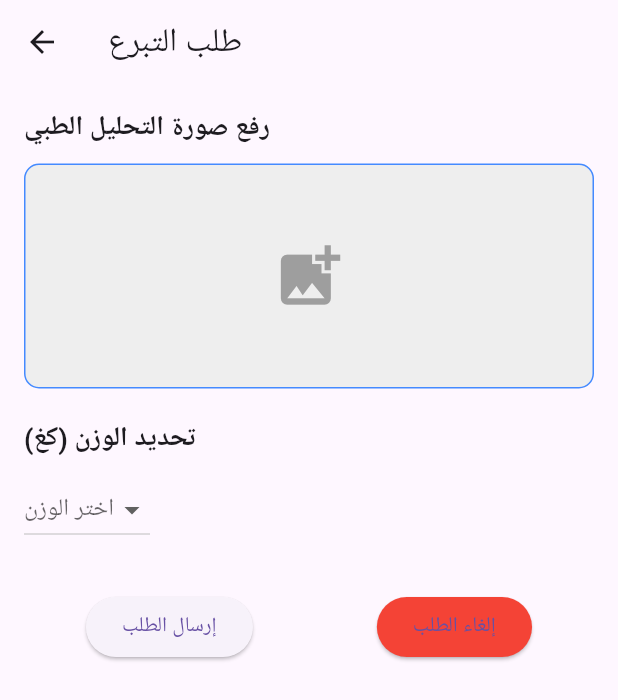
After one commit to Mo963syr/Blood-bridge-app, a Flutter app: the DonationRequestPage screen opened directly, on a phone screen of 412 x 824 dp. The commit adds this screen. Shown: the top 700 px of the screen. Run offline on Flutter 3.47's test engine with Material 3 defaults, Android fonts, the phone set to English and light mode, and no system bars; our stand-ins replace image_picker.

Commit message:
adddonation1

```diff
--- /dev/null
+++ b/frontend/lib/donationrequestpage.dart
@@ -0,0 +1,115 @@
+import 'package:flutter/material.dart';
+import 'package:image_picker/image_picker.dart';
+
+class DonationRequestPage extends StatefulWidget {
+  @override
+  _DonationRequestPageState createState() => _DonationRequestPageState();
+}
+
+class _DonationRequestPageState extends State<DonationRequestPage> {
+  XFile? _medicalReportImage;
+  String? _selectedWeight;
+  final picker = ImagePicker();
+
+  Future<void> _pickImage() async {
+    final pickedFile = await picker.pickImage(source: ImageSource.gallery);
+    setState(() {
+      _medicalReportImage = pickedFile;
+    });
+  }
+
+  @override
+  Widget build(BuildContext context) {
+    return Scaffold(
+      appBar: AppBar(
+        title: Text("طلب التبرع"),
+      ),
+      body: Padding(
+        padding: const EdgeInsets.all(16.0),
+        child: Column(
+          crossAxisAlignment: CrossAxisAlignment.start,
+          children: [
+            Text(
+              "رفع صورة التحليل الطبي",
+              style: TextStyle(fontSize: 18, fontWeight: FontWeight.bold),
+            ),
+            SizedBox(height: 10),
+            GestureDetector(
+              onTap: _pickImage,
+              child: Container(
+                height: 150,
+                width: double.infinity,
+                decoration: BoxDecoration(
+                  color: Colors.grey[200],
+                  borderRadius: BorderRadius.circular(10),
+                  border: Border.all(color: Colors.blueAccent),
+                ),
+                child: _medicalReportImage != null
+                    ? Image.file(
+                        File(_medicalReportImage!.path),
+                        fit: BoxFit.cover,
+                      )
+                    : Icon(
+                        Icons.add_photo_alternate,
+                        color: Colors.grey,
+                        size: 50,
+                      ),
+              ),
+            ),
+            SizedBox(height: 20),
+            Text(
+              "تحديد الوزن (كغ)",
+              style: TextStyle(fontSize: 18, fontWeight: FontWeight.bold),
+            ),
+            SizedBox(height: 10),
+            DropdownButton<String>(
+              value: _selectedWeight,
+              hint: Text("اختر الوزن"),
+              items: ["50", "55", "60", "65", "70", "75", "80"]
+                  .map((weight) => DropdownMenuItem(
+                        value: weight,
+                        child: Text("$weight كغ"),
+                      ))
+                  .toList(),
+              onChanged: (value) {
+                setState(() {
+                  _selectedWeight = value;
+                });
+              },
+            ),
+            SizedBox(height: 30),
+            Row(
+              mainAxisAlignment: MainAxisAlignment.spaceAround,
+              children: [
+                ElevatedButton(
+                  onPressed: () {
+                    // منطق إرسال الطلب
+                    if (_medicalReportImage == null ||
+                        _selectedWeight == null) {
+                      ScaffoldMessenger.of(context).showSnackBar(SnackBar(
+                          content: Text("يرجى إكمال جميع الحقول قبل الإرسال")));
+                    } else {
+                      ScaffoldMessenger.of(context).showSnackBar(
+                          SnackBar(content: Text("تم إرسال الطلب بنجاح!")));
+                      Navigator.pop(context); // العودة إلى الصفحة السابقة
+                    }
+                  },
+                  child: Text("إرسال الطلب"),
+                ),
+                ElevatedButton(
+                  onPressed: () {
+                    Navigator.pop(context); // العودة وإلغاء الطلب
+                  },
+                  style: ElevatedButton.styleFrom(
+                    backgroundColor: Colors.red,
+                  ),
+                  child: Text("إلغاء الطلب"),
+                ),
+              ],
+            ),
+          ],
+        ),
+      ),
+    );
+  }
+}
--- a/frontend/pubspec.yaml
+++ b/frontend/pubspec.yaml
@@ -34,6 +34,7 @@ dependencies:
 dev_dependencies:
   flutter_test:
     sdk: flutter
+  image_picker: ^0.8.4+3
 
 # For information on the generic Dart part of this file, see the
 # following page: https://dart.dev/tools/pub/pubspec
```
Also changed, not shown: frontend/lib/searchneedy.dart (+114 -2 lines), frontend/pubspec.lock.
